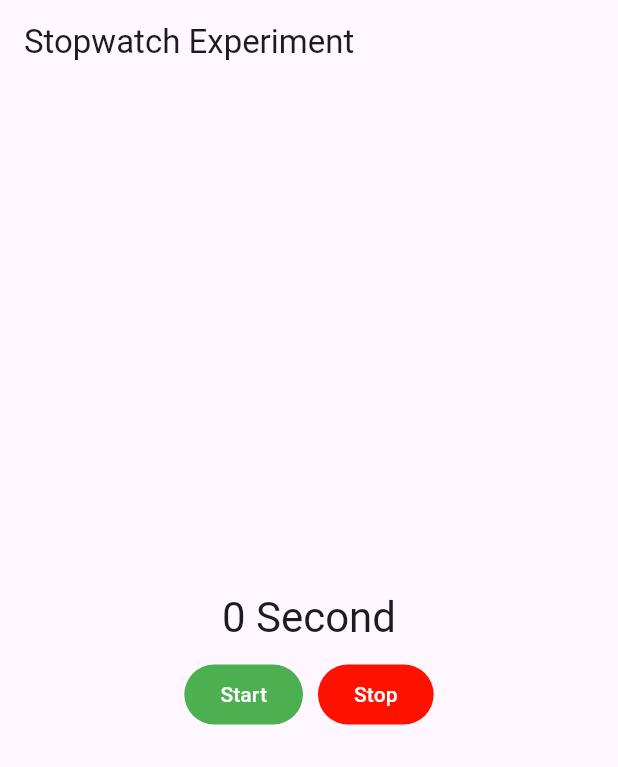
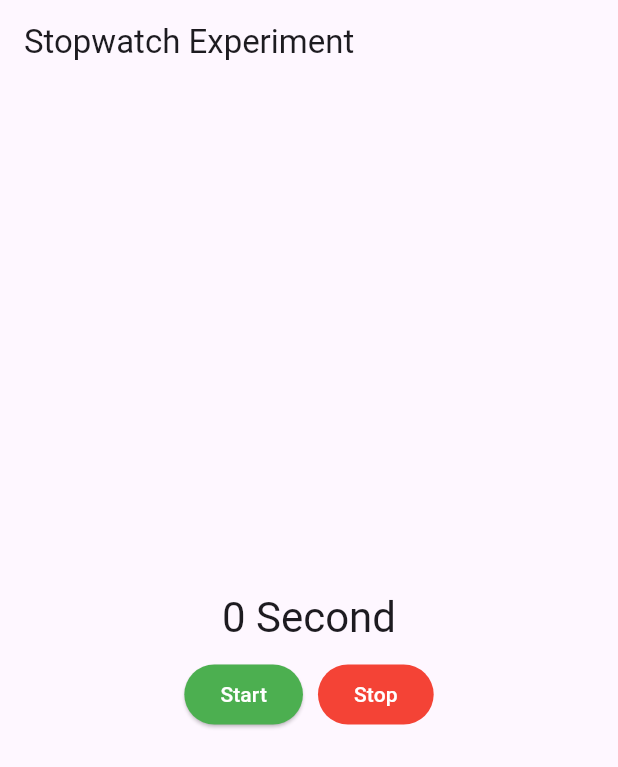
Before and after one commit to Deep-Kacha/flutter-project, a Flutter app: the first screen one second after launch, on a phone screen of 412 x 824 dp. Shown: the top 767 px of the screen. Run offline on Flutter 3.47's test engine with Material 3 defaults, Android fonts, the phone set to English and light mode, and no system bars; key blocks and very long unbroken strings in the code were emptied for the run.

Commit message:
stop watch

```diff
--- a/Flutter_NV/lib/stopwatch.dart
+++ b/Flutter_NV/lib/stopwatch.dart
@@ -11,6 +11,7 @@ class StopwatchExperiemnt extends StatefulWidget {
 class _StopwatchExperiemntState extends State<StopwatchExperiemnt> {
   int seconds = 0;
   late Timer timer;
+  bool isTicking = false;
   String _secondtoText() => seconds <= 1 ? 'Second' : 'Seconds';
   @override
   Widget build(BuildContext context) {
@@ -27,26 +28,26 @@ class _StopwatchExperiemntState extends State<StopwatchExperiemnt> {
             ),
           ),
           const SizedBox(height: 10),
-          const Row(
+          Row(
             mainAxisAlignment: MainAxisAlignment.center,
             crossAxisAlignment: CrossAxisAlignment.center,
             children: [
               ElevatedButton(
-                onPressed: null,
-                style: ButtonStyle(
+                onPressed: isTicking ? null : _starttimer,
+                style: const ButtonStyle(
                   backgroundColor: MaterialStatePropertyAll(Colors.green),
                   foregroundColor: MaterialStatePropertyAll(Colors.white),
                 ),
-                child: Text("Start"),
+                child: const Text("Start"),
               ),
-              SizedBox(width: 10),
+              const SizedBox(width: 10),
               ElevatedButton(
-                onPressed: null,
-                style: ButtonStyle(
-                  backgroundColor: MaterialStatePropertyAll(Color.fromARGB(255, 255, 17, 0)),
+                onPressed: isTicking ? _stoptimer : null,
+                style: const ButtonStyle(
+                  backgroundColor: MaterialStatePropertyAll(Colors.red),
                   foregroundColor: MaterialStatePropertyAll(Colors.white),
                 ),
-                child: Text("Stop"),
+                child: const Text("Stop"),
               ),
             ],
           ),
@@ -58,7 +59,21 @@ class _StopwatchExperiemntState extends State<StopwatchExperiemnt> {
   @override
   void initState() {
     super.initState();
+  }
+
+  void _starttimer() {
     timer = Timer.periodic(const Duration(seconds: 1), _onTick);
+    setState(() {
+      isTicking = true;
+      seconds = 0;
+    });
+  }
+
+  void _stoptimer() {
+    timer.cancel();
+    setState(() {
+      isTicking = false;
+    });
   }
 
   void _onTick(Timer timer) {
```
